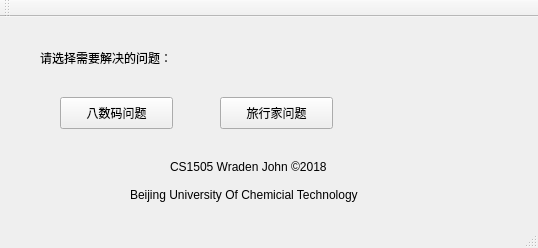
The window that E_homework/mainwindow.ui (wardenjohn/E_number_homework) describes before a commit, drawn with Qt 5.
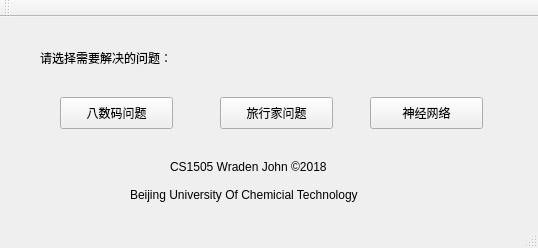
The same window after the commit.

Diff of the .ui file:
```diff
--- a/E_homework/mainwindow.ui
+++ b/E_homework/mainwindow.ui
@@ -79,6 +79,19 @@
      <string>Beijing University Of Chemicial Technology</string>
     </property>
    </widget>
+   <widget class="QPushButton" name="Neonet">
+    <property name="geometry">
+     <rect>
+      <x>370</x>
+      <y>80</y>
+      <width>113</width>
+      <height>32</height>
+     </rect>
+    </property>
+    <property name="text">
+     <string>神经网络</string>
+    </property>
+   </widget>
   </widget>
   <widget class="QMenuBar" name="menuBar">
    <property name="geometry">
```
